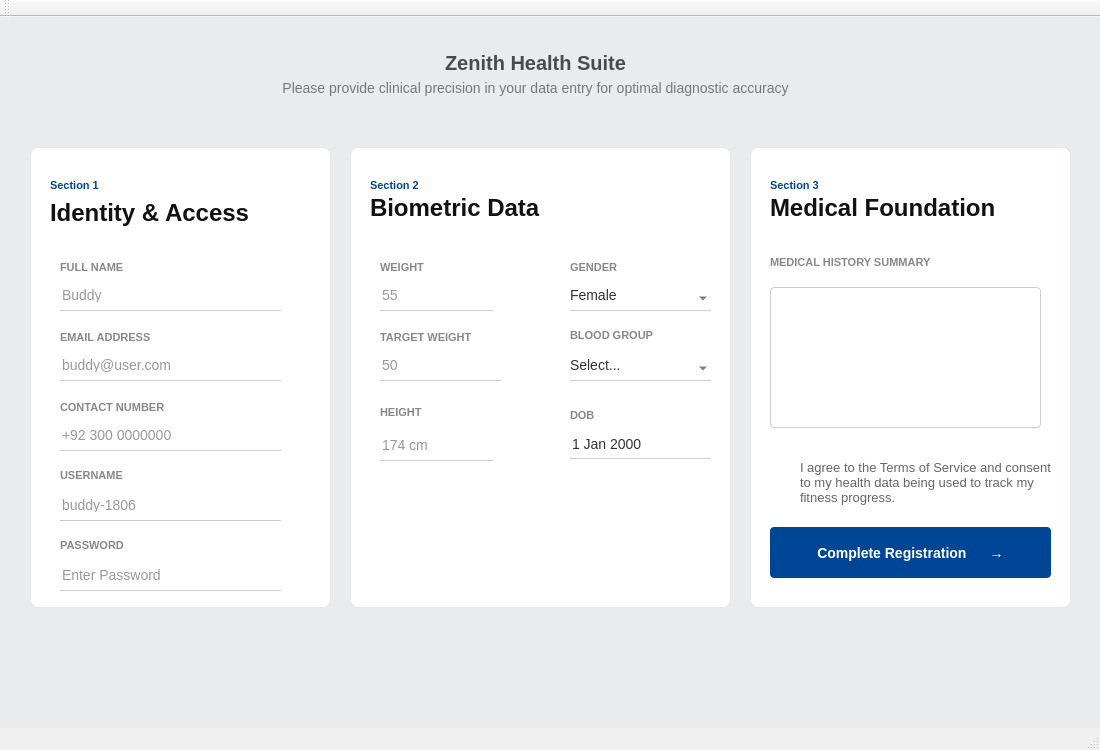
Old version of the form ZenithHealthSuite/RegistrationScreen.ui in the repository iharisrao/zenith-health-suite.
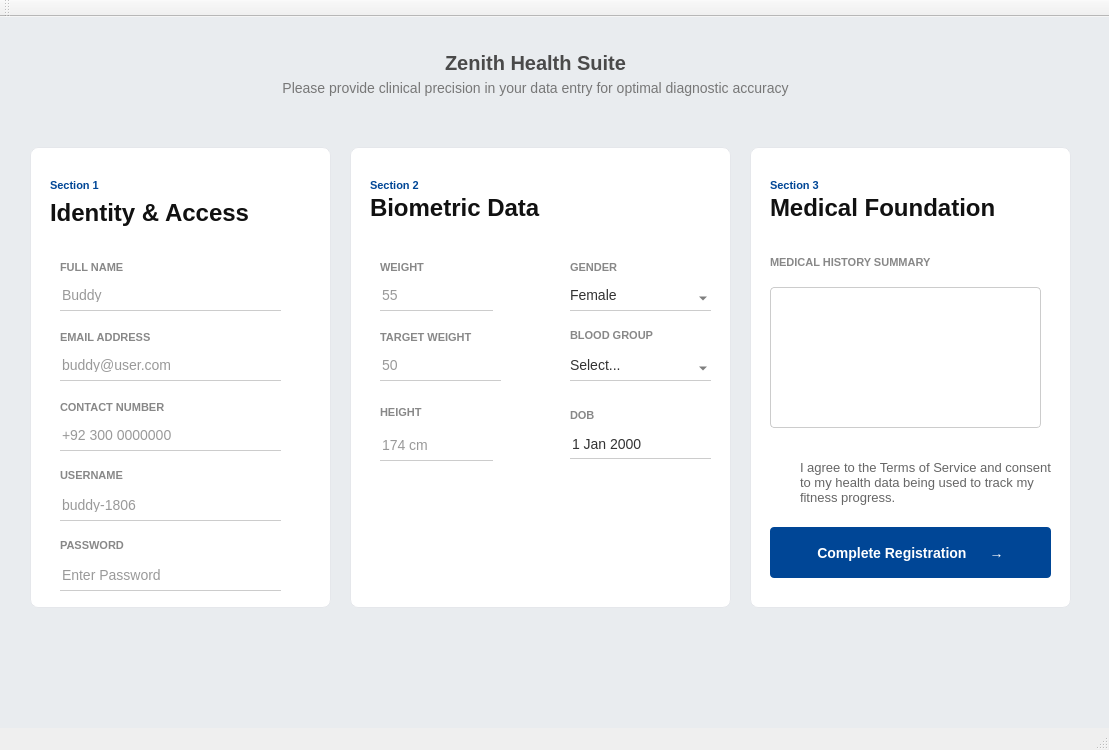
New version of the form.

The edit to the form file:
```diff
--- a/ZenithHealthSuite/RegistrationScreen.ui
+++ b/ZenithHealthSuite/RegistrationScreen.ui
@@ -6,10 +6,22 @@
    <rect>
     <x>0</x>
     <y>0</y>
-    <width>1100</width>
+    <width>1109</width>
     <height>750</height>
    </rect>
   </property>
+  <property name="minimumSize">
+   <size>
+    <width>0</width>
+    <height>0</height>
+   </size>
+  </property>
+  <property name="maximumSize">
+   <size>
+    <width>16777215</width>
+    <height>16777215</height>
+   </size>
+  </property>
   <property name="windowTitle">
    <string>RegistrationScreen</string>
   </property>
```
Left out of the diff: 10 changed lines with no effect on the pictures.
